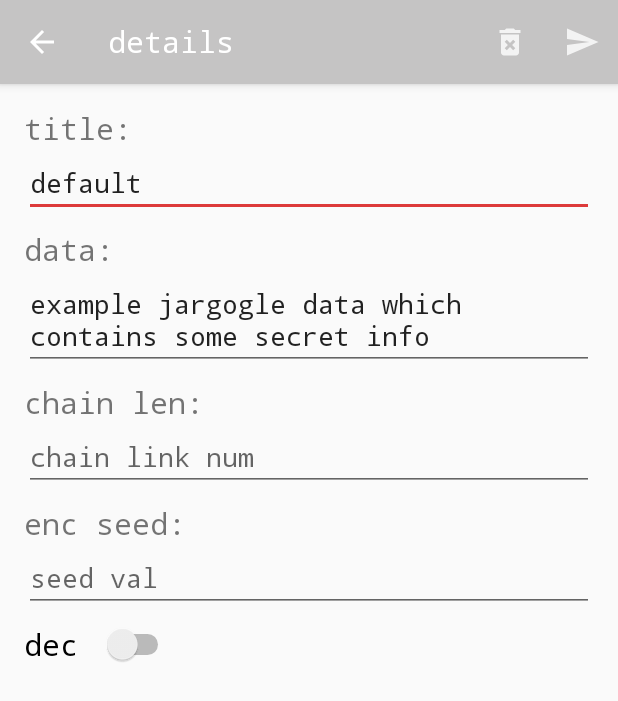
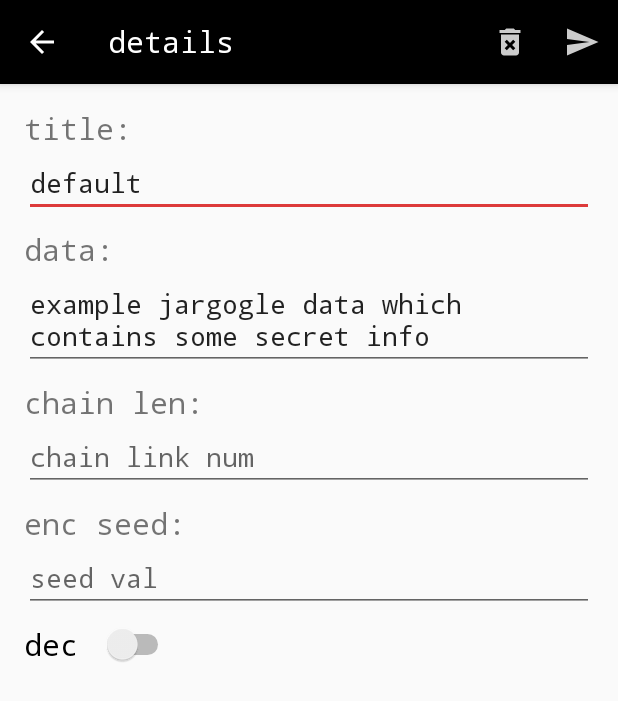
Before and after one commit to codevarius/JargogleApp, an Android app: the screen it shows after launch (JargogleDetailActivity), after a tap on "default", on a phone screen of 412 x 824 dp. Shown: the top 701 px of the screen. Run offline under Robolectric (Android 15) with nearby library versions, the phone set to English and light mode, and no system bars.

Commit message:
add color gradient tuning

```diff
--- a/app/src/main/java/com/kshv/example/jargogle_app/JargogleDetailActivity.java
+++ b/app/src/main/java/com/kshv/example/jargogle_app/JargogleDetailActivity.java
@@ -1,6 +1,8 @@
 package com.kshv.example.jargogle_app;
 
 import android.content.Intent;
+import android.graphics.Color;
+import android.graphics.drawable.ColorDrawable;
 import android.os.Bundle;
 import android.text.Spannable;
 import android.text.SpannableString;
@@ -23,6 +25,11 @@ public class JargogleDetailActivity extends AppCompatActivity {
     @Override
     protected void onCreate(Bundle savedInstanceState) {
         super.onCreate (savedInstanceState);
+
+        String hexTop = JargogleDataProvider.getInstance(getApplicationContext()).getSavedJargogleGradient()[0];
+        Objects.requireNonNull(getSupportActionBar())
+                .setBackgroundDrawable(new ColorDrawable(Color.parseColor(hexTop)));
+        getWindow().setStatusBarColor(Color.parseColor(hexTop));
 
         SpannableString s = new SpannableString(getResources().getString(R.string.details));
         s.setSpan(new TypefaceSpan("monospace"), 0, s.length(),
--- a/app/src/main/java/com/kshv/example/jargogle_app/MainJargogleActivity.java
+++ b/app/src/main/java/com/kshv/example/jargogle_app/MainJargogleActivity.java
@@ -2,11 +2,14 @@ package com.kshv.example.jargogle_app;
 
 import android.graphics.Color;
 import android.graphics.drawable.ColorDrawable;
+import android.graphics.drawable.GradientDrawable;
 import android.os.Bundle;
 import android.text.Spannable;
 import android.text.SpannableString;
 import android.text.style.TypefaceSpan;
 import androidx.appcompat.app.AppCompatActivity;
+
+import com.kshv.example.jargogle_app.model.JargogleDataProvider;
 import com.kshv.example.jargogle_app.ui.main.MainFragment;
 import java.util.Objects;
 
@@ -17,7 +20,16 @@ public class MainJargogleActivity extends AppCompatActivity {
         super.onCreate (savedInstanceState);
         setContentView (R.layout.main_activity);
 
-        getWindow().setBackgroundDrawable(getResources().getDrawable(R.drawable.gradient));
+        //create a new gradient color
+        String hexTop = JargogleDataProvider.getInstance(getApplicationContext()).getSavedJargogleGradient()[0];
+        String hexBottom = JargogleDataProvider.getInstance(getApplicationContext()).getSavedJargogleGradient()[1];
+
+        GradientDrawable gd = new GradientDrawable(
+                GradientDrawable.Orientation.TOP_BOTTOM, new int[]{
+                        Color.parseColor(hexBottom),
+                        Color.parseColor(hexTop)});
+        getWindow().setBackgroundDrawable(gd); //getResources().getDrawable(R.drawable.gradient)
+
         Objects.requireNonNull(getSupportActionBar())
                 .setBackgroundDrawable(new ColorDrawable(Color.TRANSPARENT));
 
--- a/app/src/main/java/com/kshv/example/jargogle_app/database/JargogleDbHelper.java
+++ b/app/src/main/java/com/kshv/example/jargogle_app/database/JargogleDbHelper.java
@@ -8,6 +8,8 @@ import com.kshv.example.jargogle_app.R;
 import com.kshv.example.jargogle_app.database.JargogleDbScheme.JargogleTable;
 import com.kshv.example.jargogle_app.model.Jargogle;
 import com.kshv.example.jargogle_app.model.JargogleDataProvider;
+
+import static com.kshv.example.jargogle_app.database.JargogleDbScheme.*;
 
 public class JargogleDbHelper extends SQLiteOpenHelper {
     private static final int VERSION = 1;
@@ -32,6 +34,20 @@ public class JargogleDbHelper extends SQLiteOpenHelper {
                 JargogleTable.JargogleCols.DATA + ");"
         );
 
+        db.execSQL("create table " + JargogleGradient.NAME + "(" +
+                " _id integer primary key autoincrement, " +
+                JargogleGradient.JargogleCols.ID + ", " +
+                JargogleGradient.JargogleCols.HEX1 + ", " +
+                JargogleGradient.JargogleCols.HEX2 + ", " +
+                JargogleGradient.JargogleCols.R_col + ", " +
+                JargogleGradient.JargogleCols.G_col + ", " +
+                JargogleGradient.JargogleCols. B_col+ ");"
+        );
+
+        db.insert(JargogleGradient.NAME,null,JargogleDataProvider.getJargogleGradientAsContentValues(
+                new String[]{"#000000","#000000"},0,0,0
+        ));
+
         Jargogle defaultJargogle = new Jargogle ();
         defaultJargogle.setEncoded (Jargogle.DECODED);
         defaultJargogle.setTitle (context.getString (R.string.default_jargogle_title));
--- a/app/src/main/java/com/kshv/example/jargogle_app/model/JargogleDataProvider.java
+++ b/app/src/main/java/com/kshv/example/jargogle_app/model/JargogleDataProvider.java
@@ -5,9 +5,12 @@ import android.content.Context;
 import android.database.Cursor;
 import android.database.sqlite.SQLiteDatabase;
 import com.kshv.example.jargogle_app.database.JargogleDbHelper;
+import com.kshv.example.jargogle_app.database.JargogleDbScheme;
 import com.kshv.example.jargogle_app.database.JargogleDbScheme.JargogleTable;
 import java.util.ArrayList;
 import java.util.List;
+
+import static com.kshv.example.jargogle_app.database.JargogleDbScheme.*;
 
 public class JargogleDataProvider {
     private static JargogleDataProvider provider;
@@ -78,6 +81,17 @@ public class JargogleDataProvider {
         return values;
     }
 
+    public static ContentValues getJargogleGradientAsContentValues(String[] gradientParts,int r,int g, int b) {
+        ContentValues values = new ContentValues();
+        values.put(JargogleGradient.JargogleCols.ID, 1);
+        values.put(JargogleGradient.JargogleCols.HEX1, gradientParts[0]);
+        values.put(JargogleGradient.JargogleCols.HEX2, gradientParts[1]);
+        values.put(JargogleGradient.JargogleCols.R_col, r);
+        values.put(JargogleGradient.JargogleCols.G_col, g);
+        values.put(JargogleGradient.JargogleCols.B_col, b);
+        return values;
+    }
+
     public Jargogle getJargogleByUUID(String jargogleUUID) {
         Jargogle jargogle = null;
         Cursor cursor = db.query (JargogleTable.NAME,
@@ -109,6 +123,48 @@ public class JargogleDataProvider {
         return jargogle;
     }
 
+    public String[] getSavedJargogleGradient(){
+        String[] gradient = new String[2];
+
+        Cursor cursor = db.query (JargogleGradient.NAME,
+                null,
+                JargogleGradient.JargogleCols.ID + " = 1",
+                null,
+                null,
+                null,
+                null);
+
+        if (cursor.getCount () > 0){
+            cursor.moveToFirst ();
+            gradient[0] = cursor.getString(cursor.getColumnIndex (JargogleGradient.JargogleCols.HEX1));
+            gradient[1] = cursor.getString(cursor.getColumnIndex (JargogleGradient.JargogleCols.HEX2));
+        }
+        cursor.close ();
+
+        return gradient;
+    }
+
+    public int[] getSeekBarsPositions(){
+        int[] vals = new int[3];
+
+        Cursor cursor = db.query (JargogleGradient.NAME,
+                null,
+                JargogleGradient.JargogleCols.ID + " = 1",
+                null,
+                null,
+                null,
+                null);
+
+        if (cursor.getCount () > 0){
+            cursor.moveToFirst ();
+            vals[0] = cursor.getInt(cursor.getColumnIndex (JargogleGradient.JargogleCols.R_col));
+            vals[1] = cursor.getInt(cursor.getColumnIndex (JargogleGradient.JargogleCols.G_col));
+            vals[2] = cursor.getInt(cursor.getColumnIndex (JargogleGradient.JargogleCols.B_col));
+        }
+        cursor.close ();
+        return vals;
+    }
+
     public void updateJargogleRecord(Jargogle jargogle) {
         ContentValues contentValues = getJargogleAsContentValues (jargogle);
         db.update (JargogleTable.NAME,
@@ -117,6 +173,14 @@ public class JargogleDataProvider {
                 new String[]{jargogle.getUUID ()});
     }
 
+    public void updateJargogleGrdient(String hex1, String hex2,int r,int g, int b){
+        ContentValues contentValues = getJargogleGradientAsContentValues(new String[]{hex1,hex2},r,g,b);
+        db.update (JargogleGradient.NAME,
+                contentValues,
+                JargogleGradient.JargogleCols.ID + " = 1",
+                null);
+    }
+
     public void deleteJargogleRecord(Jargogle jargogle) {
         db.delete (JargogleTable.NAME,JargogleTable.JargogleCols.UUID + " = ?",
                 new String[]{jargogle.getUUID ()});
--- a/app/src/main/res/drawable/gradient.xml
+++ b/app/src/main/res/drawable/gradient.xml
@@ -6,8 +6,8 @@
     <gradient
         android:angle="90"
         android:startColor="@color/colorBottom"
-        android:centerColor="@color/colorPrimary"
-        android:endColor="@android:color/darker_gray"
+        android:centerColor="@color/colorMiddle"
+        android:endColor="@color/colorTop"
         android:type="linear" />
 
 </shape>
--- a/app/src/main/res/menu/top_menu.xml
+++ b/app/src/main/res/menu/top_menu.xml
@@ -6,6 +6,10 @@
         android:title="@string/add_new_jargogle"
         app:showAsAction="never" />
     <item
+        android:id="@+id/option_color"
+        android:title="@string/change_color"
+        app:showAsAction="never" />
+    <item
         android:id="@+id/option_about"
         android:title="@string/about"
         app:showAsAction="never" />
--- a/app/src/main/res/values/colors.xml
+++ b/app/src/main/res/values/colors.xml
@@ -1,9 +1,8 @@
 <?xml version="1.0" encoding="utf-8"?>
 <resources>
-    <color name="colorPrimary">#C5C4C4</color>
     <color name="colorBottom">#FFFFFF</color>
-    <color name="colorTop">#9C9B9B</color>
-    <color name="colorPrimaryDark">#6200EA</color>
+    <color name="colorMiddle">#C5C4C4</color>
+    <color name="colorTop">#9B9B9C</color>
     <color name="colorAccent">#DD3A3A</color>
     <color name="colorTransparent">#00DD3A3A</color>
 
--- a/app/src/main/res/values/strings.xml
+++ b/app/src/main/res/values/strings.xml
@@ -18,7 +18,7 @@
     <string name="seed_hint">seed val</string>
     <string name="wrong_passwd">pass err!</string>
     <string name="jargogole_encoded">remove err</string>
-    <string name="about">set</string>
+    <string name="about">adout</string>
     <string name="jargogle">Jargogle</string>
     <string name="created_by_lofibit">created by LoFiBit</string>
     <string name="title">title:</string>
@@ -27,4 +27,9 @@
     <string name="enter_text">enter txt use en chars</string>
     <string name="details">details</string>
     <string name="miss_chainlen">set chain len</string>
+    <string name="change_color">ch col</string>
+    <string name="r">r:</string>
+    <string name="g">g:</string>
+    <string name="b">b:</string>
+    <string name="jargogle_list">Jargogle list</string>
 </resources>
--- a/app/src/main/res/values/styles.xml
+++ b/app/src/main/res/values/styles.xml
@@ -3,8 +3,8 @@
     <!-- Base application theme. -->
     <style name="AppTheme" parent="Theme.AppCompat.Light.DarkActionBar">
         <!-- Customize your theme here. -->
-        <item name="colorPrimary">@color/colorPrimary</item>
-        <item name="colorPrimaryDark">@color/colorPrimary</item>
+        <item name="colorPrimary">@color/colorMiddle</item>
+        <item name="colorPrimaryDark">@color/colorMiddle</item>
         <item name="colorAccent">@color/colorAccent</item>
         <item name="android:fontFamily">monospace</item>
     </style>
```
Also changed, not shown: app/src/main/java/com/kshv/example/jargogle_app/AboutActivity.java (+14 -2 lines), app/src/main/java/com/kshv/example/jargogle_app/JargogleSeekBarListener.java (added, +46 -0 lines), app/src/main/java/com/kshv/example/jargogle_app/database/JargogleDbScheme.java (+15 -0 lines), app/src/main/java/com/kshv/example/jargogle_app/ui/main/MainFragment.java (+38 -8 lines), app/src/main/res/layout/rgb_selector_view.xml (added, +59 -0 lines).
